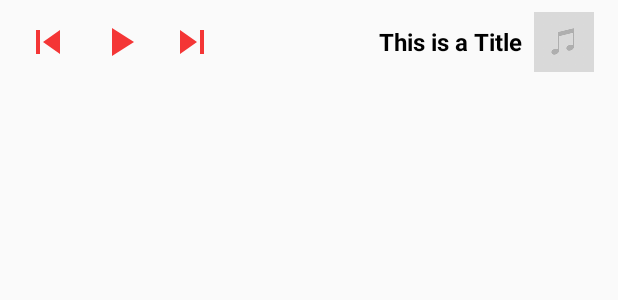
After one commit to omarzer0/music-app, an Android app: the layout notification_collapsed.xml on its own in the app's theme, with its tools: preview values and no code run, on a phone screen of 412 x 824 dp. The commit adds this screen. Shown: the top 300 px of the screen. Run offline under Robolectric (Android 15) with nearby library versions, the phone set to English and light mode, and no system bars.

Commit message:
communication between activity-service-fragment

```diff
--- a/app/src/main/AndroidManifest.xml
+++ b/app/src/main/AndroidManifest.xml
@@ -4,8 +4,10 @@
 
     <uses-permission android:name="android.permission.READ_EXTERNAL_STORAGE"/>
     <uses-permission android:name="android.permission.WRITE_EXTERNAL_STORAGE"/>
+    <uses-permission android:name="android.permission.FOREGROUND_SERVICE"/>
 
     <application
+        android:name=".App"
         android:allowBackup="true"
         android:icon="@mipmap/ic_launcher"
         android:label="@string/app_name"
@@ -21,6 +23,8 @@
                 <category android:name="android.intent.category.LAUNCHER" />
             </intent-filter>
         </activity>
+        <receiver android:name=".broadcast.MusicBroadcast"/>
+        <service android:name=".service.MusicService"/>
 
     </application>
 
--- a/app/src/main/java/com/azapps/musicplayer/pojo/Song.java
+++ b/app/src/main/java/com/azapps/musicplayer/pojo/Song.java
@@ -8,7 +8,7 @@ import java.io.Serializable;
 
 @Entity(tableName = "song_table")
 //TODO: remember>>> change Serializable to Parcelable later
-public class Song implements Serializable {
+public class Song  {
     @PrimaryKey(autoGenerate = true)
     private int id;
     private String title;
--- a/app/src/main/java/com/azapps/musicplayer/pojo/Utils.java
+++ b/app/src/main/java/com/azapps/musicplayer/pojo/Utils.java
@@ -4,12 +4,14 @@ import androidx.fragment.app.Fragment;
 import androidx.fragment.app.FragmentManager;
 import androidx.fragment.app.FragmentTransaction;
 
+import static com.azapps.musicplayer.pojo.Constant.FRAGMENT_TAG;
+
 public class Utils {
 
     public static void replaceFragments(Fragment fragment, FragmentManager fragmentManager, int container) {
         FragmentTransaction transaction = fragmentManager.beginTransaction();
         transaction.setCustomAnimations(android.R.anim.fade_in, android.R.anim.fade_out)
-                .replace(container, fragment)
+                .replace(container, fragment, FRAGMENT_TAG)
                 .addToBackStack(null)
                 .commit();
     }
--- a/app/src/main/res/layout/activity_display_songs.xml
+++ b/app/src/main/res/layout/activity_display_songs.xml
@@ -83,7 +83,7 @@
             <View
                 android:layout_width="match_parent"
                 android:layout_height="1dp"
-                android:background="#37000000"
+                android:background="#F43636"
                 app:layout_constraintEnd_toEndOf="parent"
                 app:layout_constraintHorizontal_bias="0.5"
                 app:layout_constraintStart_toStartOf="parent"
--- /dev/null
+++ b/app/src/main/res/layout/notification_collapsed.xml
@@ -0,0 +1,75 @@
+<?xml version="1.0" encoding="utf-8"?>
+<RelativeLayout xmlns:android="http://schemas.android.com/apk/res/android"
+    xmlns:tools="http://schemas.android.com/tools"
+    android:layout_width="match_parent"
+    android:layout_height="wrap_content"
+    android:layoutDirection="ltr">
+
+    <ImageView
+        android:id="@+id/notification_collapsed_song_image_image_view"
+        android:layout_width="40dp"
+        android:layout_height="40dp"
+        android:layout_alignParentEnd="true"
+        android:layout_centerVertical="true"
+        android:layout_marginEnd="16dp"
+        android:layout_marginTop="8dp"
+        android:layout_marginBottom="8dp"
+        android:scaleType="centerCrop"
+        tools:src="@drawable/song_not_found_background_image" />
+
+    <TextView
+        android:id="@+id/notification_collapsed_song_title_tv"
+        android:layout_width="wrap_content"
+        android:layout_height="wrap_content"
+        android:layout_centerVertical="true"
+        android:layout_marginStart="16dp"
+        android:layout_toStartOf="@id/notification_collapsed_song_image_image_view"
+        android:layout_toEndOf="@id/notification_collapsed_controller_view"
+        android:ellipsize="end"
+        android:singleLine="true"
+        android:textAlignment="viewEnd"
+        android:textColor="#000"
+        android:textSize="16sp"
+        android:textStyle="bold"
+        android:layout_marginEnd="8dp"
+        tools:text="This is a Title" />
+
+    <RelativeLayout
+        android:id="@+id/notification_collapsed_controller_view"
+        android:layout_width="wrap_content"
+        android:layout_height="wrap_content"
+        android:layout_alignParentStart="true"
+        android:layout_centerVertical="true">
+
+        <ImageView
+            android:id="@+id/notification_collapsed_previous_btn"
+            android:layout_width="32dp"
+            android:layout_height="32dp"
+            android:layout_marginStart="16dp"
+            android:layout_alignParentStart="true"
+            android:src="@drawable/ic_previous"
+            android:layoutDirection="ltr" />
+
+        <ImageView
+            android:id="@+id/notification_collapsed_play_btn"
+            android:layout_width="32dp"
+            android:layout_height="32dp"
+            android:layout_marginEnd="16dp"
+            android:layout_marginStart="16dp"
+            android:layout_toEndOf="@id/notification_collapsed_previous_btn"
+            android:src="@drawable/ic_play_button"
+            android:layoutDirection="ltr" />
+
+        <ImageView
+            android:id="@+id/notification_collapsed_next_btn"
+            android:layout_width="32dp"
+            android:layout_height="32dp"
+            android:layout_toEndOf="@id/notification_collapsed_play_btn"
+            android:src="@drawable/ic_next"
+            android:layoutDirection="ltr" />
+
+
+    </RelativeLayout>
+
+
+</RelativeLayout>
```
Also changed, not shown: app/src/main/java/com/azapps/musicplayer/App.java (added, +30 -0 lines), app/src/main/java/com/azapps/musicplayer/broadcast/MusicBroadcast.java (added, +15 -0 lines), app/src/main/java/com/azapps/musicplayer/pojo/Constant.java (+11 -0 lines), app/src/main/java/com/azapps/musicplayer/service/MusicNotification.java (added, +86 -0 lines), app/src/main/java/com/azapps/musicplayer/service/MusicService.java (added, +39 -0 lines), app/src/main/java/com/azapps/musicplayer/ui/DisplaySongsActivity.java (+59 -0 lines), app/src/main/java/com/azapps/musicplayer/ui/MusicPlayerFragment.java (+60 -16 lines).
